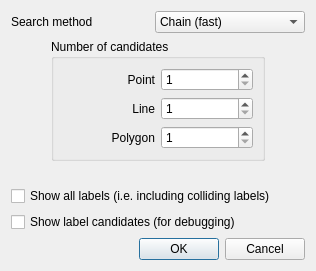
Old version of the form src/ui/qgsengineconfigdialog.ui in the repository qgis/QGIS.
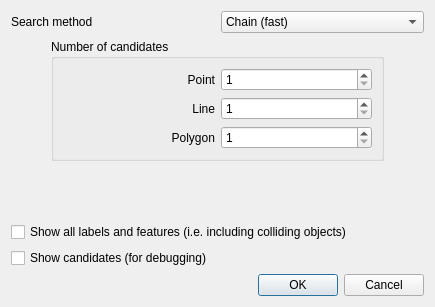
New version of the form.

Commit message: Add direct link to PAL engine settings to diagram tab

What changed in the file:
```diff
--- a/src/ui/qgsengineconfigdialog.ui
+++ b/src/ui/qgsengineconfigdialog.ui
@@ -6,8 +6,8 @@
    <rect>
     <x>0</x>
     <y>0</y>
-    <width>316</width>
-    <height>271</height>
+    <width>435</width>
+    <height>307</height>
    </rect>
   </property>
   <property name="windowTitle">
@@ -175,14 +175,14 @@
    <item>
     <widget class="QCheckBox" name="chkShowAllLabels">
      <property name="text">
-      <string>Show all labels (i.e. including colliding labels)</string>
+      <string>Show all labels and features (i.e. including colliding objects)</string>
      </property>
     </widget>
    </item>
    <item>
     <widget class="QCheckBox" name="chkShowCandidates">
      <property name="text">
-      <string>Show label candidates (for debugging)</string>
+      <string>Show candidates (for debugging)</string>
      </property>
     </widget>
    </item>
```
The commit also changes 3 other files.
